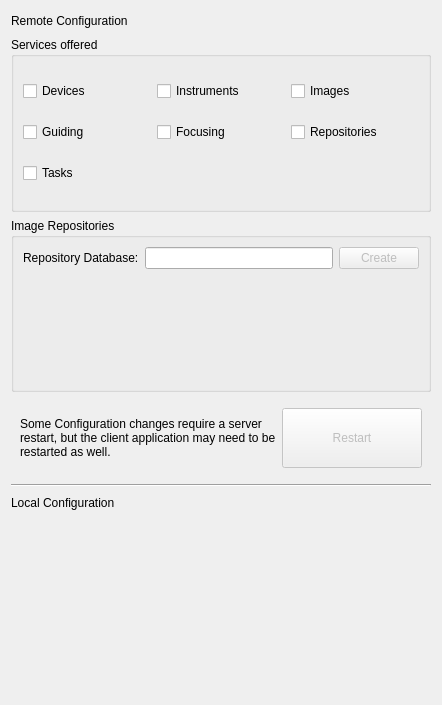
Above: gui/snowgui/main/configurationdialog.ui from AndreasFMueller/AstroPhotography before the change. Below: the same form after it.
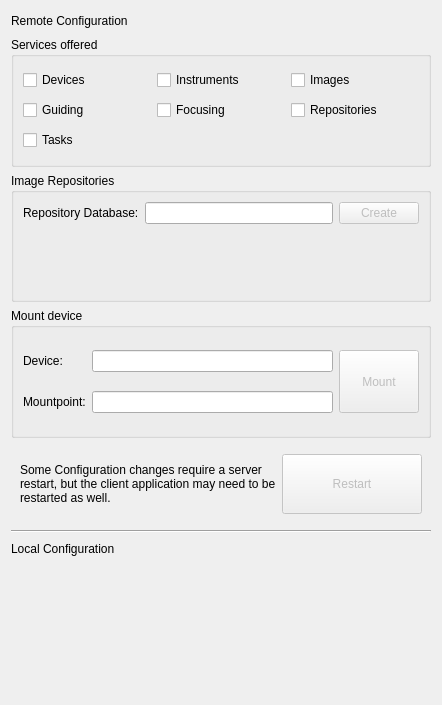
That is the form after the change. Custom widgets are drawn as their Qt base class.

The edit to the form file:
```diff
--- a/gui/snowgui/main/configurationdialog.ui
+++ b/gui/snowgui/main/configurationdialog.ui
@@ -129,6 +129,51 @@
      </layout>
     </widget>
    </item>
+   <item>
+    <widget class="QGroupBox" name="mountGroup">
+     <property name="title">
+      <string>Mount device</string>
+     </property>
+     <layout class="QGridLayout" name="gridLayout_4">
+      <item row="1" column="0">
+       <widget class="QLabel" name="mountpointLabel">
+        <property name="text">
+         <string>Mountpoint:</string>
+        </property>
+       </widget>
+      </item>
+      <item row="1" column="1">
+       <widget class="QLineEdit" name="mountpointField"/>
+      </item>
+      <item row="0" column="0">
+       <widget class="QLabel" name="deviceLabel">
+        <property name="text">
+         <string>Device:</string>
+        </property>
+       </widget>
+      </item>
+      <item row="0" column="1">
+       <widget class="QLineEdit" name="deviceField"/>
+      </item>
+      <item row="0" column="2" rowspan="2">
+       <widget class="QPushButton" name="mountButton">
+        <property name="enabled">
+         <bool>false</bool>
+        </property>
+        <property name="sizePolicy">
+         <sizepolicy hsizetype="Minimum" vsizetype="Expanding">
+          <horstretch>0</horstretch>
+          <verstretch>0</verstretch>
+         </sizepolicy>
+        </property>
+        <property name="text">
+         <string>Mount</string>
+        </property>
+       </widget>
+      </item>
+     </layout>
+    </widget>
+   </item>
    <item>
     <widget class="QWidget" name="restartWidget" native="true">
      <property name="maximumSize">
```
